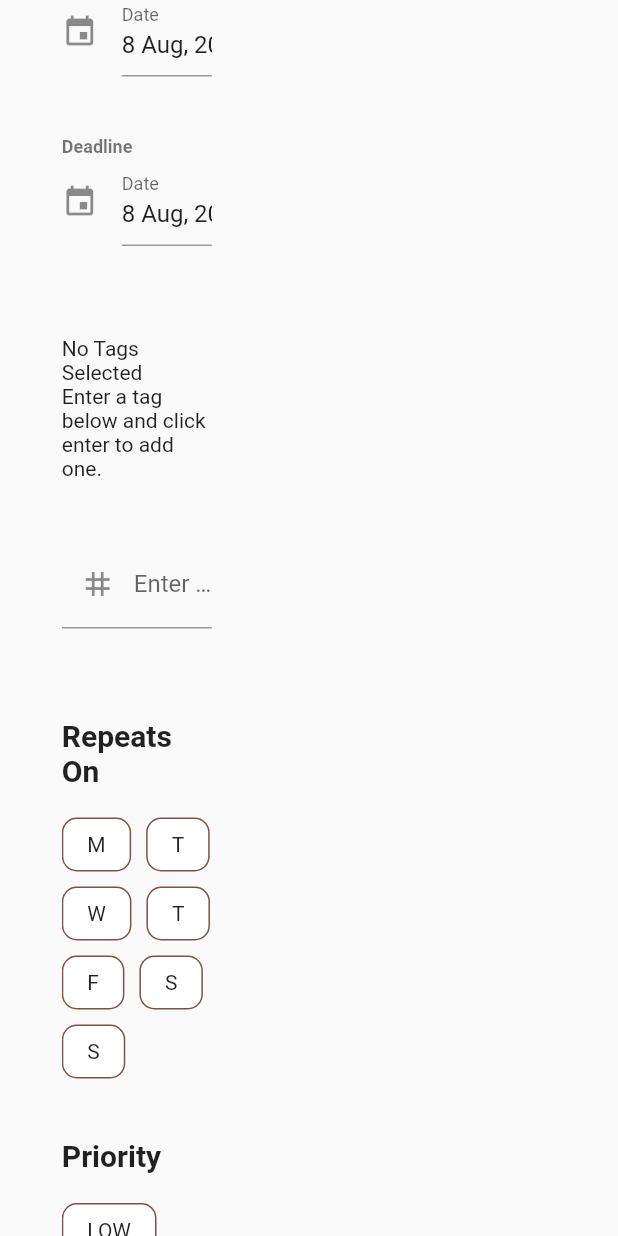
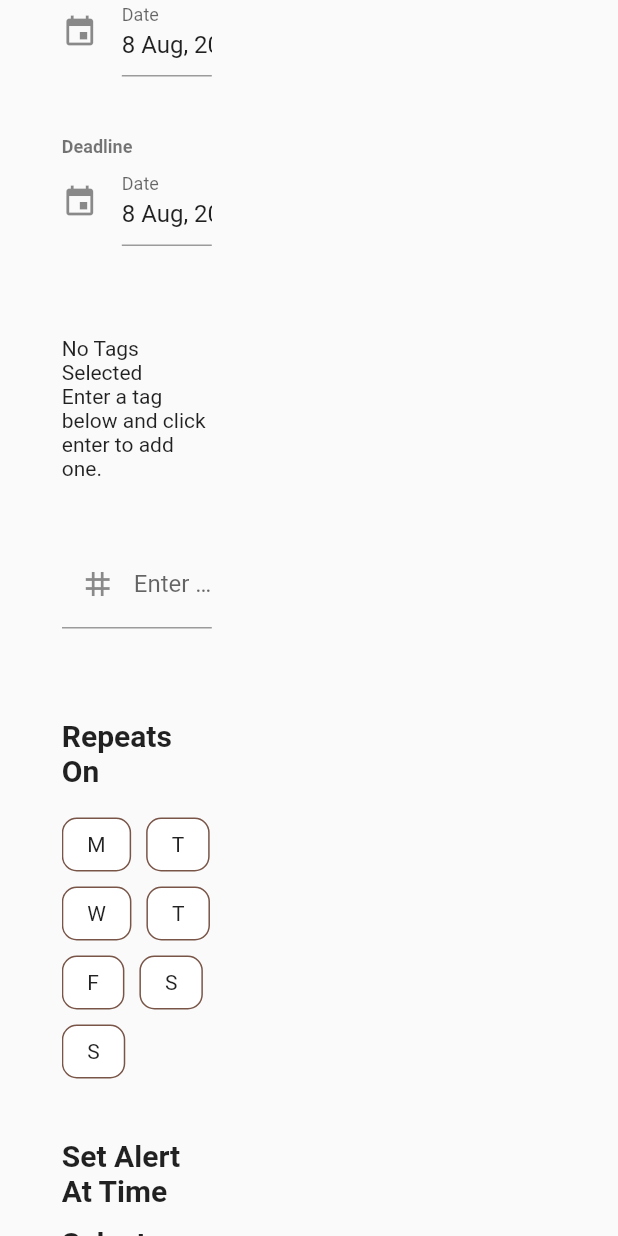
Before and after one commit to efenstakes/oned_m, a Flutter app: the AddTaskScreen widget shown alone on an empty page, opened directly, scrolled down 576 dp, on a phone screen of 412 x 824 dp. Run offline on Flutter 3.47's test engine with Material 2 defaults, Android fonts, the phone set to English and light mode, and no system bars; drawn by our look-alikes of date_time_picker; our stand-ins replace cloud_firestore, firebase_auth, firebase_core, fluttertoast, jiffy, simple_circular_progress_bar; missing offline and left inert: ai_progress, time_pickerr; accounts and stored records are empty; network calls fail.

Commit message:
add time picker for tasks with alarms

```diff
--- a/lib/pages/add_task/add_task.screen.dart
+++ b/lib/pages/add_task/add_task.screen.dart
@@ -10,6 +10,7 @@ import 'package:fluttertoast/fluttertoast.dart';
 import 'package:jiffy/jiffy.dart';
 import 'package:oned_m/models/task.model.dart';
 import 'package:oned_m/widgets/selectable_chip.widget.dart';
+import 'package:time_pickerr/time_pickerr.dart';
 
 
 class AddTaskScreen extends StatefulWidget {
@@ -343,6 +344,46 @@ class _AddTaskScreenState extends State<AddTaskScreen> {
               const SizedBox(height: 40),
 
 
+              // Set Alart At Time
+              Text(
+                "Set Alert At Time",
+                style: Theme.of(context).textTheme.headline6!.copyWith(
+                  fontWeight: FontWeight.bold,
+                ),
+              ),
+              InkWell(
+                onTap: (){
+                  showDialog(
+                    context: context,
+                    builder: (BuildContext context) {
+                      return CustomHourPicker(
+                        elevation: 2,
+                        onPositivePressed: (context, time) {
+                          print('onPositive ${time}');
+                          setState(()=> _task.repeatTime = "${time.hour}:${time.minute}" );
+                          Navigator.of(context).pop();
+                        },
+                        onNegativePressed: (context) {
+                          Navigator.of(context).pop();
+                        },
+                      );
+                    },
+                  );
+                },
+                child: Padding(
+                  padding: const EdgeInsets.symmetric(
+                    vertical: 12,
+                  ),
+                  child: Text(
+                    _task.repeatTime ?? "Select Time",
+                    style: Theme.of(context).textTheme.headline6!.copyWith(
+                      fontWeight: FontWeight.bold,
+                    ),
+                  ),
+                ),
+              ),
+              const SizedBox(height: 40),
+
               // priority
               Text(
                 "Priority",
@@ -475,7 +516,7 @@ class _AddTaskScreenState extends State<AddTaskScreen> {
         fontSize: 16.0
       );
       await Future.delayed(
-        const Duration(milliseconds: 2500),
+        const Duration(milliseconds: 5500),
         ()=> Navigator.of(context).pop(),
       );
     } catch(e) {
```
